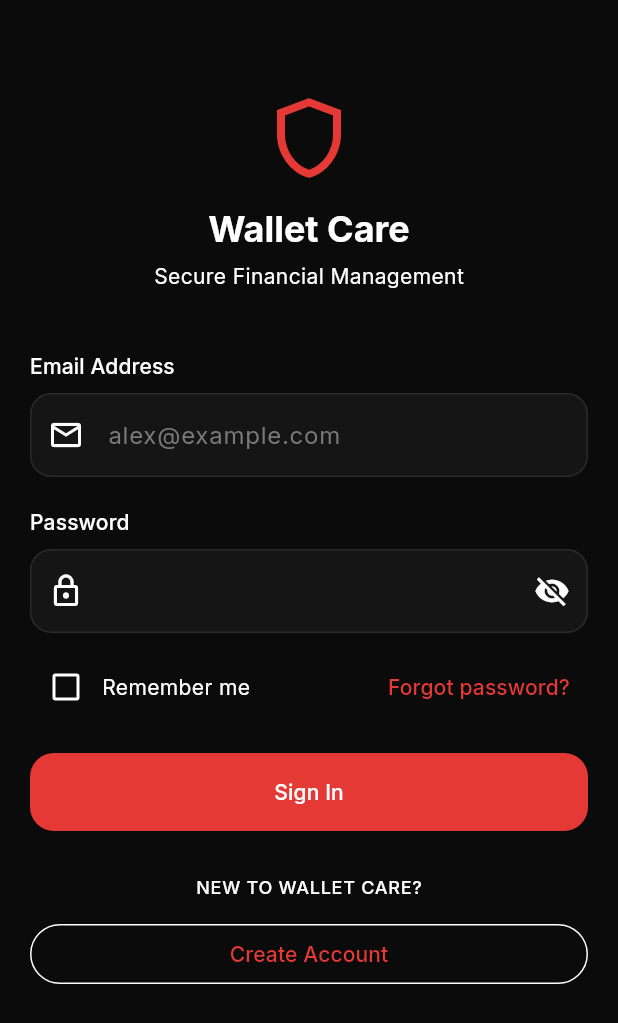
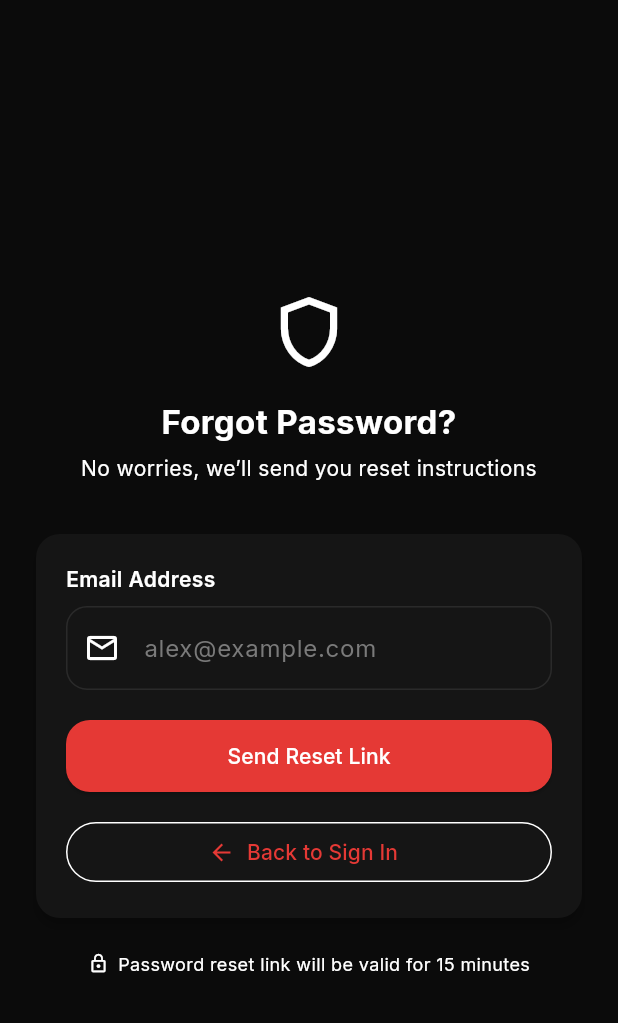
Before and after one commit to Arjun-kallingal/Front-end, a Flutter app: the screen it shows after launch, after a tap on "Forgot password?", on a phone screen of 412 x 824 dp. Shown: the top 1023 px of the screen. Run offline on Flutter 3.47's test engine with Material 3 defaults, Android fonts, the phone set to English and light mode, and no system bars.

Commit message:
Added verification and check email

```diff
--- a/lib/features/auth/ui/forgot_password.dart
+++ b/lib/features/auth/ui/forgot_password.dart
@@ -0,0 +1,147 @@
+import 'package:flutter/material.dart';
+import 'check_email_screen.dart';
+
+class ForgotPasswordScreen extends StatefulWidget {
+  const ForgotPasswordScreen({super.key});
+
+  @override
+  State<ForgotPasswordScreen> createState() => _ForgotPasswordScreenState();
+}
+
+class _ForgotPasswordScreenState extends State<ForgotPasswordScreen> {
+  final _formKey = GlobalKey<FormState>();
+  final emailController = TextEditingController();
+
+  @override
+  void dispose() {
+    emailController.dispose();
+    super.dispose();
+  }
+
+  void _sendResetLink() {
+    if (!_formKey.currentState!.validate()) return;
+
+    Navigator.push(
+      context,
+      MaterialPageRoute(
+        builder: (_) => CheckEmailScreen(
+          email: emailController.text,
+        ),
+      ),
+    );
+  }
+
+  @override
+  Widget build(BuildContext context) {
+    return Scaffold(
+      body: SafeArea(
+        child: Center(
+          child: SingleChildScrollView(
+            padding: const EdgeInsets.all(20),
+            child: Form(
+              key: _formKey,
+              child: ConstrainedBox(
+                constraints: const BoxConstraints(maxWidth: 420),
+                child: Column(
+                  crossAxisAlignment: CrossAxisAlignment.stretch,
+                  children: [
+                    const SizedBox(height: 20),
+
+                    const Icon(
+                      Icons.shield_outlined,
+                      size: 56,
+                    ),
+
+                    const SizedBox(height: 16),
+
+                    const Text(
+                      'Forgot Password?',
+                      textAlign: TextAlign.center,
+                      style: TextStyle(
+                        fontSize: 22,
+                        fontWeight: FontWeight.bold,
+                      ),
+                    ),
+
+                    const SizedBox(height: 6),
+
+                    const Text(
+                      'No worries, we’ll send you reset instructions',
+                      textAlign: TextAlign.center,
+                    ),
+
+                    const SizedBox(height: 30),
+
+                    Card(
+                      elevation: 3,
+                      shape: RoundedRectangleBorder(
+                        borderRadius: BorderRadius.circular(16),
+                      ),
+                      child: Padding(
+                        padding: const EdgeInsets.all(20),
+                        child: Column(
+                          crossAxisAlignment: CrossAxisAlignment.stretch,
+                          children: [
+                            const Text(
+                              'Email Address',
+                              style: TextStyle(fontWeight: FontWeight.w600),
+                            ),
+                            const SizedBox(height: 8),
+
+                            TextFormField(
+                              controller: emailController,
+                              keyboardType: TextInputType.emailAddress,
+                              validator: (v) =>
+                                  v!.contains('@') ? null : 'Enter valid email',
+                              decoration: const InputDecoration(
+                                hintText: 'alex@example.com',
+                                prefixIcon: Icon(Icons.email_outlined),
+                                border: OutlineInputBorder(),
+                              ),
+                            ),
+
+                            const SizedBox(height: 20),
+
+                            SizedBox(
+                              height: 48,
+                              child: ElevatedButton(
+                                onPressed: _sendResetLink,
+                                child: const Text('Send Reset Link'),
+                              ),
+                            ),
+
+                            const SizedBox(height: 16),
+
+                            OutlinedButton.icon(
+                              onPressed: () => Navigator.pop(context),
+                              icon: const Icon(Icons.arrow_back),
+                              label: const Text('Back to Sign In'),
+                            ),
+                          ],
+                        ),
+                      ),
+                    ),
+
+                    const SizedBox(height: 18),
+
+                    Row(
+                      mainAxisAlignment: MainAxisAlignment.center,
+                      children: const [
+                        Icon(Icons.lock_outline, size: 14),
+                        SizedBox(width: 6),
+                        Text(
+                          'Password reset link will be valid for 15 minutes',
+                          style: TextStyle(fontSize: 12),
+                        ),
+                      ],
+                    ),
+                  ],
+                ),
+              ),
+            ),
+          ),
+        ),
+      ),
+    );
+  }
+}
--- a/lib/features/auth/ui/login_screen.dart
+++ b/lib/features/auth/ui/login_screen.dart
@@ -1,5 +1,6 @@
 import 'package:flutter/material.dart';
 import 'signup_screen.dart';
+import 'forgot_password.dart';
 
 
 class LoginScreen extends StatefulWidget {
@@ -110,13 +111,18 @@ class _LoginScreenState extends State<LoginScreen> {
     const Text('Remember me'),
     const Spacer(),
     TextButton(
-                    onPressed: () {},
+      onPressed: () {
+        Navigator.push(
+          context,
+          MaterialPageRoute(
+            builder: (_) => const ForgotPasswordScreen(),
+          ),
+        );
+      },
       child: const Text('Forgot password?'),
     ),
   ],
 ),
-
-              const SizedBox(height: 20),
 
               /// SIGN IN
               ElevatedButton(
```
Also changed, not shown: lib/features/auth/ui/check_email_screen.dart (added, +116 -0 lines). Lines whose indentation alone changed are shown as unchanged.
